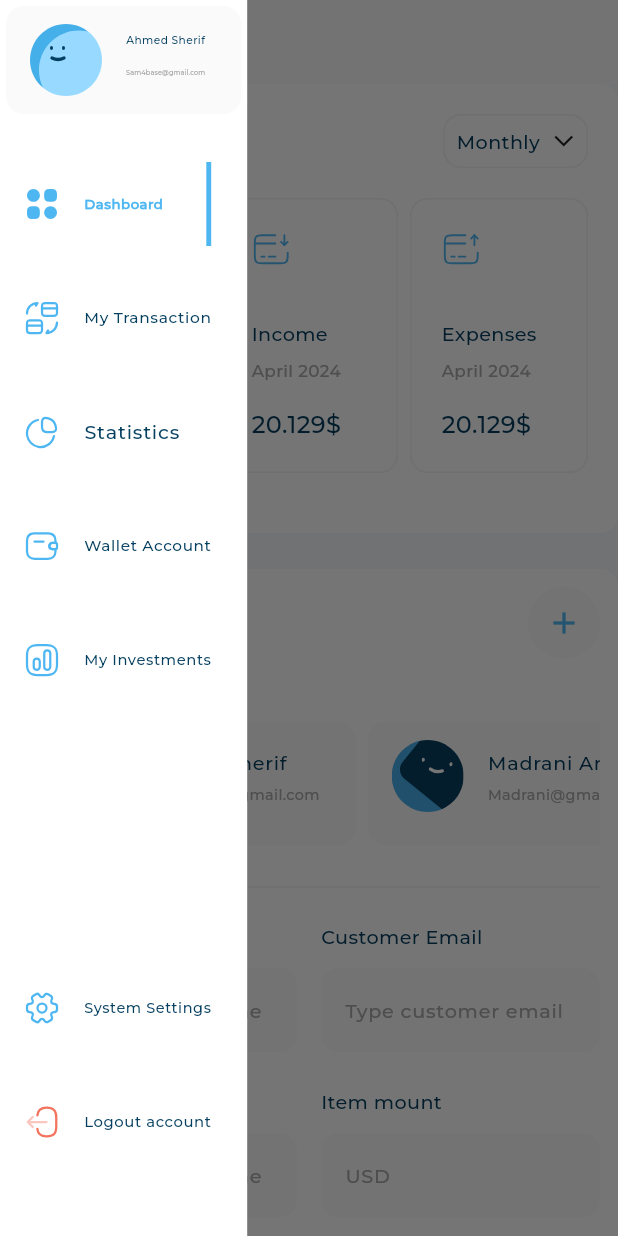
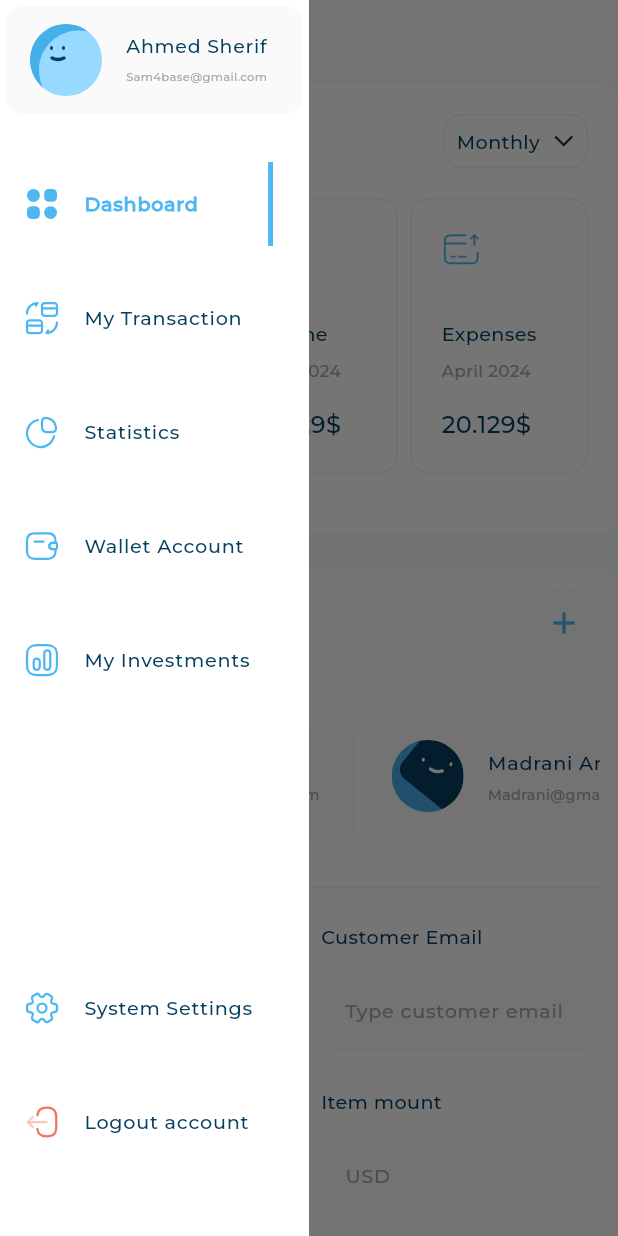
Before and after one commit to AhmedBelal31/Responsive-Dashboard-Flutter, a Flutter app: the screen it shows after launch, with the side drawer open, on a phone screen of 412 x 824 dp. Run offline on Flutter 3.47's test engine with Material 3 defaults, Android fonts, the phone set to English and light mode, and no system bars; our stand-ins replace device_preview, expandable_page_view, fl_chart, flutter_svg; project files that could hold a hidden picture were left out.

Commit message:
Project Done

```diff
--- a/lib/main.dart
+++ b/lib/main.dart
@@ -3,7 +3,6 @@ import 'package:flutter/foundation.dart';
 import 'package:flutter/gestures.dart';
 import 'package:flutter/material.dart';
 import 'package:responsive_dashboard/views/dashboard_view.dart';
-import 'package:responsive_dashboard/widgets/dashboard_mobile_layout.dart';
 
 void main() {
   runApp(
@@ -17,7 +16,6 @@ void main() {
 class ResponsiveDashBoard extends StatelessWidget {
   const ResponsiveDashBoard({super.key});
 
-  // This widget is the root of your application.
   @override
   Widget build(BuildContext context) {
     return MaterialApp(
--- a/lib/widgets/drawer_widgets/custom_drawer.dart
+++ b/lib/widgets/drawer_widgets/custom_drawer.dart
@@ -26,7 +26,7 @@ class _CustomDrawerState extends State<CustomDrawer> {
   Widget build(BuildContext context) {
     return Container(
       color: Colors.white,
-      width: MediaQuery.sizeOf(context).width *.4,
+      width: MediaQuery.sizeOf(context).width *.5,
       child: CustomScrollView(
         slivers: [
            SliverToBoxAdapter(
```
